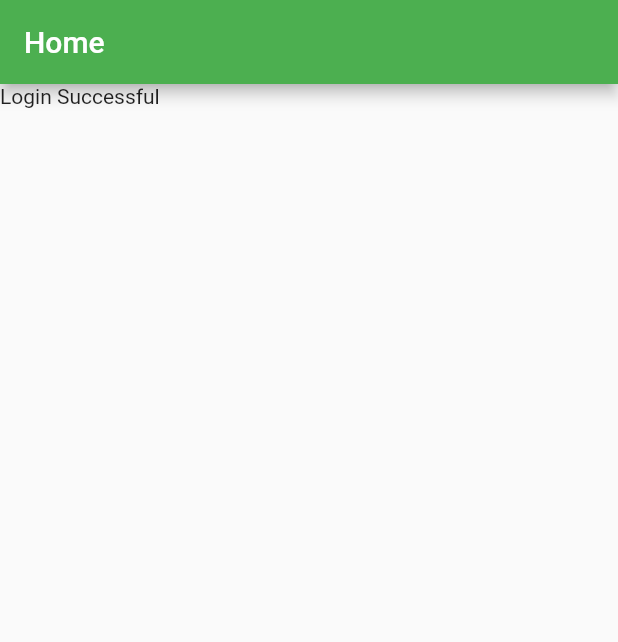
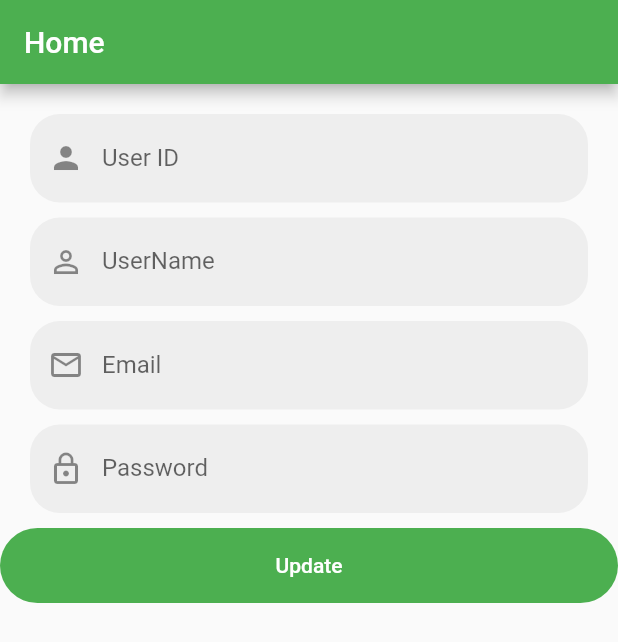
Before and after one commit to Juwonlo/GrowApp, a Flutter app: the HomeForm screen opened directly, on a phone screen of 412 x 824 dp. Shown: the top 642 px of the screen. Run offline on Flutter 3.47's test engine with Material 2 defaults, Android fonts, the phone set to English and light mode, and no system bars; our stand-ins replace fluttertoast, shared_preferences, sqflite, toast; accounts and stored records are empty.

Commit message:
Create how to update user info

```diff
--- a/lib/Screens/HomeForm.dart
+++ b/lib/Screens/HomeForm.dart
@@ -1,4 +1,6 @@
 import 'package:flutter/material.dart';
+import 'package:shared_preferences/shared_preferences.dart';
+import '../common/genTextformfield.dart';
 
 class HomeForm extends StatefulWidget {
 
@@ -7,12 +9,98 @@ class HomeForm extends StatefulWidget {
 }
 
 class _HomeFormState extends State<HomeForm> {
+
+  final Future<SharedPreferences> _pref = SharedPreferences.getInstance();
+  String userName = "";
+  final _formKey = GlobalKey<FormState>();
+  final _conUserid = TextEditingController();
+  final _conUserName = TextEditingController();
+  final _conEmail = TextEditingController();
+  final _conPassword = TextEditingController();
+
+
+  @override
+  void initState() {
+    super.initState();
+    getUserData();
+  }
+
+  Future<void> getUserData() async {
+    final SharedPreferences sp = await _pref;
+
+    setState(() {
+      _conUserid.text = sp.getString("user_name")!;
+      _conUserName.text = sp.getString("user_name")!;
+      _conEmail.text = sp.getString("user_name")!;
+      _conPassword.text = sp.getString("user_name")!;
+
+    });
+  }
+
+  update(){
+
+  }
+
   @override
   Widget build(BuildContext context) {
     return Scaffold(
       appBar:  AppBar(title:  const Text('Home')),
 
-      body: const Text('Login Successful'),
+      body: Form(
+      key: _formKey,
+      child: SingleChildScrollView(
+        scrollDirection: Axis.vertical,
+        child: Container(
+          margin: const EdgeInsets.only(top: 20.0,),
+          child: Center(
+            child: Column(
+              mainAxisAlignment: MainAxisAlignment.center,
+              children: [
+                getTextFormField(
+                    controller: _conUserid,
+                    hintName: 'User ID',
+                    icon: Icons.person,
+                ),
+                const SizedBox(height: 10),
+                getTextFormField(
+                    controller:_conUserName,
+                    hintName: 'UserName',
+                    inputType: TextInputType.name,
+                    icon: Icons.person_outline_outlined),
+                const SizedBox(height: 10),
+                getTextFormField(
+                    controller: _conEmail,
+                    hintName: 'Email',
+                    inputType: TextInputType.emailAddress,
+                    icon: Icons.mail_outlined),
+                const SizedBox(height: 10),
+                getTextFormField(
+                    isObscureText: true,
+                    controller: _conPassword,
+                    hintName: 'Password',
+                    icon: Icons.lock_outline),
+                const SizedBox(height: 10),
+               Container(
+              height: 50,
+              width: double.infinity,
+              decoration: BoxDecoration(
+                color: Colors.green,
+                borderRadius: BorderRadius.circular(30),
+              ),
+              child:  TextButton(
+                onPressed: update,
+                child:  const Text(
+                  'Update',
+                  style: TextStyle(color: Colors.white),
+                ),
+              ),
+            ),
+                  ],
+                ),
+            ),
+        ),
+        ),
+      ),
     );
   }
 }
--- a/lib/Screens/login_page.dart
+++ b/lib/Screens/login_page.dart
@@ -1,7 +1,9 @@
 import 'package:flutter/material.dart';
+import 'package:registration_sql/Model/UserModel.dart';
 import 'package:registration_sql/Screens/signUp_page.dart';
 import 'package:registration_sql/common/loginsignupHeader.dart';
 import 'package:registration_sql/common/toastHelper.dart';
+import 'package:shared_preferences/shared_preferences.dart';
 import '../DatabaseHandler/dbhelper.dart';
 import '../common/genTextformfield.dart';
 import 'HomeForm.dart';
@@ -15,6 +17,8 @@ class LoginPage extends StatefulWidget {
 }
 
 class _LoginPageState extends State<LoginPage> {
+
+  final Future<SharedPreferences> _pref = SharedPreferences.getInstance();
   final _formKey = GlobalKey<FormState>();
   final _conUserid = TextEditingController();
   final _conPassword = TextEditingController();
@@ -38,10 +42,14 @@ class _LoginPageState extends State<LoginPage> {
     }else {
         await dbHelper.getLoginUser(uid,passed).then((userData) {
           if (userData != null) {
-          Navigator.pushAndRemoveUntil(
-              context,
-              MaterialPageRoute(builder: (_) => HomeForm()),
-                  (Route<dynamic> route) => false);
+
+            setSP(userData).whenComplete((){
+
+              Navigator.pushAndRemoveUntil(
+                  context,
+                  MaterialPageRoute(builder: (_) => HomeForm()),
+                      (Route<dynamic> route) => false);
+            });
         } else {
           showToast(context, 'Error: User Not Found');
         }
@@ -51,6 +59,16 @@ class _LoginPageState extends State<LoginPage> {
           showToast(context, 'Error: Login FAIL');
         });
     }
+  }
+
+
+  Future setSP(UserModel user)  async{
+      final SharedPreferences sp = await _pref;
+
+      sp.setString("user_id", user.user_id);
+      sp.setString("user_name", user.user_name);
+      sp.setString("email", user.email);
+      sp.setString("password", user.password);
   }
 
   @override
--- a/pubspec.yaml
+++ b/pubspec.yaml
@@ -40,6 +40,7 @@ dependencies:
   sqflite: ^2.0.3+1
   path_provider_windows: ^2.1.3
   fluttertoast: ^8.1.1
+  shared_preferences: ^2.0.15
 
 dev_dependencies:
   flutter_test:
```
Also changed, not shown: lib/common/buildTextformfield.dart (added, +53 -0 lines), pubspec.lock.
